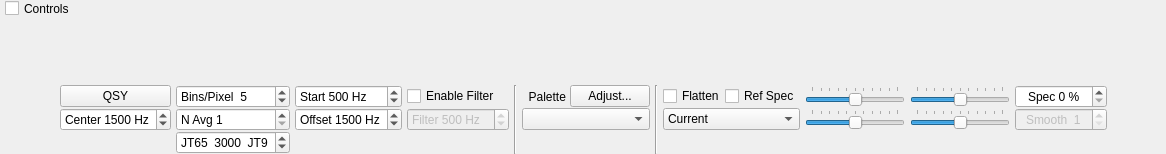
Before: the Qt Designer form widegraph.ui in qcmiao1998/js8call, drawn with Qt 5.
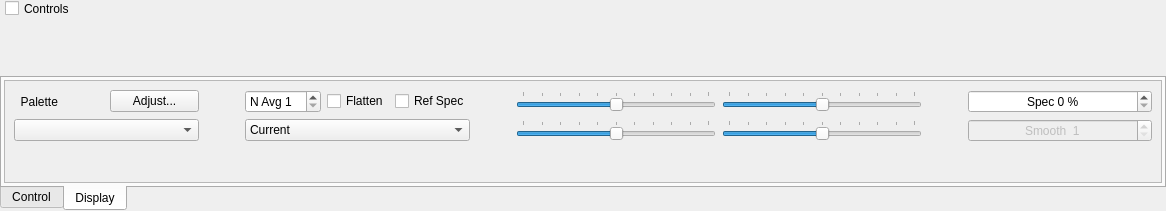
After: the same form once the commit is applied. The open tabs and pages were chosen to show the change. Custom widgets are drawn as their Qt base class.

Commit message: Customized min and max filter positions

Patch:
```diff
--- a/widegraph.ui
+++ b/widegraph.ui
@@ -7,7 +7,7 @@
     <x>0</x>
     <y>0</y>
     <width>1166</width>
-    <height>154</height>
+    <height>211</height>
    </rect>
   </property>
   <property name="windowTitle">
@@ -103,130 +103,59 @@
       <property name="verticalSpacing">
        <number>0</number>
       </property>
-      <item row="1" column="7">
-       <widget class="QComboBox" name="paletteComboBox">
-        <property name="toolTip">
-         <string>Select waterfall palette</string>
-        </property>
-       </widget>
-      </item>
-      <item row="0" column="13">
-       <widget class="QSlider" name="zeroSlider">
+      <item row="0" column="0">
+       <widget class="QTabWidget" name="tabWidget">
         <property name="sizePolicy">
-         <sizepolicy hsizetype="Expanding" vsizetype="Fixed">
+         <sizepolicy hsizetype="Minimum" vsizetype="Minimum">
           <horstretch>0</horstretch>
           <verstretch>0</verstretch>
          </sizepolicy>
         </property>
-        <property name="minimumSize">
-         <size>
-          <width>100</width>
-          <height>0</height>
-         </size>
+        <property name="tabPosition">
+         <enum>QTabWidget::South</enum>
         </property>
-        <property name="maximumSize">
-         <size>
-          <width>200</width>
-          <height>16777215</height>
-         </size>
-        </property>
-        <property name="toolTip">
-         <string>Waterfall zero</string>
-        </property>
-        <property name="minimum">
-         <number>-50</number>
-        </property>
-        <property name="maximum">
-         <number>50</number>
-        </property>
-        <property name="orientation">
-         <enum>Qt::Horizontal</enum>
-        </property>
-        <property name="tickPosition">
-         <enum>QSlider::TicksAbove</enum>
-        </property>
-       </widget>
-      </item>
-      <item row="0" column="6" rowspan="3">
-       <widget class="Line" name="line">
-        <property name="orientation">
-         <enum>Qt::Vertical</enum>
-        </property>
-       </widget>
-      </item>
-      <item row="0" column="1">
-       <widget class="QPushButton" name="qsyPushButton">
-        <property name="text">
-         <string>QSY</string>
-        </property>
-        <property name="autoDefault">
-         <bool>false</bool>
-        </property>
-       </widget>
-      </item>
-      <item row="1" column="9">
-       <widget class="QComboBox" name="spec2dComboBox">
-        <property name="toolTip">
-         <string>&lt;html&gt;&lt;head/&gt;&lt;body&gt;&lt;p&gt;Select data for spectral display&lt;/p&gt;&lt;/body&gt;&lt;/html&gt;</string>
+        <property name="tabShape">
+         <enum>QTabWidget::Rounded</enum>
         </property>
         <property name="currentIndex">
          <number>0</number>
         </property>
-        <item>
-         <property name="text">
-          <string>Current</string>
-         </property>
-        </item>
-        <item>
-         <property name="text">
-          <string>Cumulative</string>
-         </property>
-        </item>
-        <item>
-         <property name="text">
-          <string>Linear Avg</string>
-         </property>
-        </item>
-       </widget>
-      </item>
-      <item row="1" column="13">
-       <widget class="QSlider" name="zero2dSlider">
-        <property name="sizePolicy">
-         <sizepolicy hsizetype="Expanding" vsizetype="Fixed">
-          <horstretch>0</horstretch>
-          <verstretch>0</verstretch>
-         </sizepolicy>
-        </property>
-        <property name="minimumSize">
-         <size>
-          <width>100</width>
-          <height>0</height>
-         </size>
-        </property>
-        <property name="maximumSize">
-         <size>
-          <width>200</width>
-          <height>16777215</height>
-         </size>
-        </property>
-        <property name="toolTip">
-         <string>Spectrum zero</string>
-        </property>
-        <property name="minimum">
-         <number>-50</number>
-        </property>
-        <property name="maximum">
-         <number>50</number>
-        </property>
-        <property name="orientation">
-         <enum>Qt::Horizontal</enum>
-        </property>
-        <property name="tickPosition">
-         <enum>QSlider::TicksAbove</enum>
-        </property>
-       </widget>
-      </item>
-      <item row="0" column="4">
+        <property name="tabBarAutoHide">
+         <bool>false</bool>
+        </property>
+        <widget class="QWidget" name="controlTab">
+         <attribute name="title">
+          <string>Control</string>
+         </attribute>
+         <layout class="QVBoxLayout" name="verticalLayout_2">
+          <property name="leftMargin">
+           <number>2</number>
+          </property>
+          <property name="topMargin">
+           <number>2</number>
+          </property>
+          <property name="rightMargin">
+           <number>2</number>
+          </property>
+          <property name="bottomMargin">
+           <number>2</number>
+          </property>
+          <item>
+           <widget class="QScrollArea" name="scrollArea">
+            <property name="widgetResizable">
+             <bool>true</bool>
+            </property>
+            <widget class="QWidget" name="scrollAreaWidgetContents_2">
+             <property name="geometry">
+              <rect>
+               <x>0</x>
+               <y>0</y>
+               <width>1156</width>
+               <height>142</height>
+              </rect>
+             </property>
+             <layout class="QGridLayout" name="gridLayout_3">
+              <item row="2" column="2">
        <widget class="QSpinBox" name="fStartSpinBox">
         <property name="toolTip">
          <string>&lt;html&gt;&lt;head/&gt;&lt;body&gt;&lt;p&gt;Frequency at left edge of waterfall&lt;/p&gt;&lt;/body&gt;&lt;/html&gt;</string>
@@ -248,124 +177,7 @@
         </property>
        </widget>
       </item>
-      <item row="1" column="14">
-       <widget class="QSpinBox" name="smoSpinBox">
-        <property name="enabled">
-         <bool>false</bool>
-        </property>
-        <property name="toolTip">
-         <string>Smoothing of Linear Average spectrum</string>
-        </property>
-        <property name="alignment">
-         <set>Qt::AlignCenter</set>
-        </property>
-        <property name="suffix">
-         <string/>
-        </property>
-        <property name="prefix">
-         <string>Smooth  </string>
-        </property>
-        <property name="minimum">
-         <number>1</number>
-        </property>
-        <property name="maximum">
-         <number>7</number>
-        </property>
-       </widget>
-      </item>
-      <item row="2" column="3">
-       <widget class="QSpinBox" name="fSplitSpinBox">
-        <property name="visible">
-         <bool>false</bool>
-        </property>
-        <property name="toolTip">
-         <string>&lt;html&gt;&lt;head/&gt;&lt;body&gt;&lt;p&gt;Decode JT9 only above this frequency&lt;/p&gt;&lt;/body&gt;&lt;/html&gt;</string>
-        </property>
-        <property name="suffix">
-         <string>  JT9</string>
-        </property>
-        <property name="prefix">
-         <string>JT65  </string>
-        </property>
-        <property name="minimum">
-         <number>0</number>
-        </property>
-        <property name="maximum">
-         <number>5000</number>
-        </property>
-        <property name="singleStep">
-         <number>100</number>
-        </property>
-        <property name="value">
-         <number>3000</number>
-        </property>
-       </widget>
-      </item>
-      <item row="1" column="11">
-       <widget class="QSlider" name="gain2dSlider">
-        <property name="sizePolicy">
-         <sizepolicy hsizetype="Expanding" vsizetype="Fixed">
-          <horstretch>0</horstretch>
-          <verstretch>0</verstretch>
-         </sizepolicy>
-        </property>
-        <property name="minimumSize">
-         <size>
-          <width>100</width>
-          <height>0</height>
-         </size>
-        </property>
-        <property name="maximumSize">
-         <size>
-          <width>200</width>
-          <height>16777215</height>
-         </size>
-        </property>
-        <property name="toolTip">
-         <string>Spectrum gain</string>
-        </property>
-        <property name="minimum">
-         <number>-50</number>
-        </property>
-        <property name="maximum">
-         <number>50</number>
-        </property>
-        <property name="orientation">
-         <enum>Qt::Horizontal</enum>
-        </property>
-        <property name="tickPosition">
-         <enum>QSlider::TicksAbove</enum>
-        </property>
-       </widget>
-      </item>
-      <item row="0" column="7">
-       <layout class="QHBoxLayout" name="horizontalLayout">
-        <item>
-         <widget class="QLabel" name="labPalette">
-          <property name="text">
-           <string>  Palette </string>
-          </property>
-          <property name="alignment">
-           <set>Qt::AlignLeading|Qt::AlignLeft|Qt::AlignVCenter</set>
-          </property>
-         </widget>
-        </item>
-        <item>
-         <widget class="QPushButton" name="adjust_palette_push_button">
-          <property name="toolTip">
-           <string>&lt;html&gt;&lt;head/&gt;&lt;body&gt;&lt;p&gt;Enter definition for a new color palette.&lt;/p&gt;&lt;/body&gt;&lt;/html&gt;</string>
-          </property>
-          <property name="text">
-           <string>Adjust...</string>
-          </property>
-          <property name="autoDefault">
-           <bool>false</bool>
-          </property>
-         </widget>
-        </item>
-       </layout>
-      </item>
-      <item row="0" column="0" rowspan="3">
+              <item row="1" column="1">
        <spacer name="horizontalSpacer">
         <property name="orientation">
          <enum>Qt::Horizontal</enum>
@@ -378,8 +190,240 @@
         </property>
        </spacer>
       </item>
-      <item row="0" column="9">
+              <item row="2" column="0">
+               <widget class="QSpinBox" name="centerSpinBox">
+                <property name="suffix">
+                 <string> Hz</string>
+                </property>
+                <property name="prefix">
+                 <string>Center </string>
+                </property>
+                <property name="minimum">
+                 <number>500</number>
+                </property>
+                <property name="maximum">
+                 <number>5000</number>
+                </property>
+                <property name="value">
+                 <number>1500</number>
+                </property>
+               </widget>
+              </item>
+              <item row="1" column="0">
+               <widget class="QPushButton" name="qsyPushButton">
+                <property name="text">
+                 <string>QSY</string>
+                </property>
+                <property name="autoDefault">
+                 <bool>false</bool>
+                </property>
+               </widget>
+              </item>
+              <item row="1" column="4">
+               <widget class="QCheckBox" name="filterCheckBox">
+                <property name="toolTip">
+                 <string>Enable the software filter</string>
+                </property>
+                <property name="text">
+                 <string>Enable Filter</string>
+                </property>
+               </widget>
+              </item>
+              <item row="1" column="2">
+               <widget class="QSpinBox" name="bppSpinBox">
+                <property name="toolTip">
+                 <string>Compression factor for frequency scale</string>
+                </property>
+                <property name="suffix">
+                 <string/>
+                </property>
+                <property name="prefix">
+                 <string>Bins/Pixel  </string>
+                </property>
+                <property name="minimum">
+                 <number>1</number>
+                </property>
+                <property name="maximum">
+                 <number>1000</number>
+                </property>
+                <property name="singleStep">
+                 <number>1</number>
+                </property>
+                <property name="value">
+                 <number>5</number>
+                </property>
+               </widget>
+              </item>
+              <item row="1" column="3">
+               <spacer name="horizontalSpacer_2">
+                <property name="orientation">
+                 <enum>Qt::Horizontal</enum>
+                </property>
+                <property name="sizeType">
+                 <enum>QSizePolicy::Fixed</enum>
+                </property>
+                <property name="sizeHint" stdset="0">
+                 <size>
+                  <width>40</width>
+                  <height>20</height>
+                 </size>
+                </property>
+               </spacer>
+              </item>
+              <item row="2" column="4">
+               <widget class="QSpinBox" name="filterMinSpinBox">
+                <property name="enabled">
+                 <bool>false</bool>
+                </property>
+                <property name="toolTip">
+                 <string>&lt;html&gt;&lt;head/&gt;&lt;body&gt;&lt;p&gt;Set the software filter width in Hz. This filter prevents signals outside the filter range from being processed by the decoder.&lt;/p&gt;&lt;/body&gt;&lt;/html&gt;</string>
+                </property>
+                <property name="specialValueText">
+                 <string/>
+                </property>
+                <property name="suffix">
+                 <string> Hz</string>
+                </property>
+                <property name="prefix">
+                 <string>Min:  </string>
+                </property>
+                <property name="maximum">
+                 <number>5000</number>
+                </property>
+                <property name="singleStep">
+                 <number>10</number>
+                </property>
+                <property name="value">
+                 <number>500</number>
+                </property>
+               </widget>
+              </item>
+              <item row="3" column="4">
+               <widget class="QSpinBox" name="filterMaxSpinBox">
+                <property name="enabled">
+                 <bool>false</bool>
+                </property>
+                <property name="suffix">
+                 <string> Hz</string>
+                </property>
+                <property name="prefix">
+                 <string>Max: </string>
+                </property>
+                <property name="maximum">
+                 <number>5000</number>
+                </property>
+                <property name="singleStep">
+                 <number>10</number>
+                </property>
+                <property name="value">
+                 <number>2600</number>
+                </property>
+               </widget>
+              </item>
+              <item row="3" column="2">
+               <widget class="QSpinBox" name="offsetSpinBox">
+                <property name="suffix">
+                 <string> Hz</string>
+                </property>
+                <property name="prefix">
+                 <string>Offset </string>
+                </property>
+                <property name="maximum">
+                 <number>5000</number>
+                </property>
+                <property name="singleStep">
+                 <number>1</number>
+                </property>
+                <property name="value">
+                 <number>1500</number>
+                </property>
+               </widget>
+              </item>
+              <item row="4" column="0">
+               <spacer name="verticalSpacer_2">
+                <property name="orientation">
+                 <enum>Qt::Vertical</enum>
+                </property>
+                <property name="sizeHint" stdset="0">
+                 <size>
+                  <width>0</width>
+                  <height>0</height>
+                 </size>
+                </property>
+               </spacer>
+              </item>
+             </layout>
+            </widget>
+           </widget>
+          </item>
+         </layout>
+        </widget>
+        <widget class="QWidget" name="displayTab">
+         <attribute name="title">
+          <string>Display</string>
+         </attribute>
+         <layout class="QVBoxLayout" name="verticalLayout_3">
+          <property name="leftMargin">
+           <number>2</number>
+          </property>
+          <property name="topMargin">
+           <number>2</number>
+          </property>
+          <property name="rightMargin">
+           <number>2</number>
+          </property>
+          <property name="bottomMargin">
+           <number>2</number>
+          </property>
+          <item>
+           <widget class="QScrollArea" name="scrollArea_2">
+            <property name="widgetResizable">
+             <bool>true</bool>
+            </property>
+            <widget class="QWidget" name="scrollAreaWidgetContents_3">
+             <property name="geometry">
+              <rect>
+               <x>0</x>
+               <y>0</y>
+               <width>1156</width>
+               <height>142</height>
+              </rect>
+             </property>
+             <layout class="QGridLayout" name="gridLayout_4">
+              <item row="0" column="1">
+               <spacer name="horizontalSpacer_3">
+                <property name="orientation">
+                 <enum>Qt::Horizontal</enum>
+                </property>
+                <property name="sizeType">
+                 <enum>QSizePolicy::Fixed</enum>
+                </property>
+                <property name="sizeHint" stdset="0">
+                 <size>
+                  <width>40</width>
+                  <height>20</height>
+                 </size>
+                </property>
+               </spacer>
+              </item>
+              <item row="0" column="2">
        <layout class="QHBoxLayout" name="horizontalLayout_3">
+                <item>
+                 <widget class="QSpinBox" name="waterfallAvgSpinBox">
+                  <property name="toolTip">
+                   <string>Number of FFTs averaged (controls waterfall scrolling rate)</string>
+                  </property>
+                  <property name="prefix">
+                   <string>N Avg </string>
+                  </property>
+                  <property name="minimum">
+                   <number>1</number>
+                  </property>
+                  <property name="maximum">
+                   <number>50</number>
+                  </property>
+                 </widget>
+                </item>
         <item>
          <widget class="QCheckBox" name="cbFlatten">
           <property name="toolTip">
@@ -405,26 +449,7 @@
         </item>
        </layout>
       </item>
-      <item row="1" column="1">
-       <widget class="QSpinBox" name="centerSpinBox">
-        <property name="suffix">
-         <string> Hz</string>
-        </property>
-        <property name="prefix">
-         <string>Center </string>
-        </property>
-        <property name="minimum">
-         <number>500</number>
-        </property>
-        <property name="maximum">
-         <number>5000</number>
-        </property>
-        <property name="value">
-         <number>1500</number>
-        </property>
-       </widget>
-      </item>
-      <item row="0" column="14">
+              <item row="0" column="7">
        <widget class="QSpinBox" name="sbPercent2dPlot">
         <property name="toolTip">
          <string>&lt;html&gt;&lt;head/&gt;&lt;body&gt;&lt;p&gt;Set fractional size of spectrum in this window.&lt;/p&gt;&lt;/body&gt;&lt;/html&gt;</string>
@@ -449,62 +474,7 @@
         </property>
        </widget>
       </item>
-      <item row="1" column="4">
-       <widget class="QSpinBox" name="offsetSpinBox">
-        <property name="suffix">
-         <string> Hz</string>
-        </property>
-        <property name="prefix">
-         <string>Offset </string>
-        </property>
-        <property name="maximum">
-         <number>5000</number>
-        </property>
-        <property name="singleStep">
-         <number>1</number>
-        </property>
-        <property name="value">
-         <number>1500</number>
-        </property>
-       </widget>
-      </item>
-      <item row="0" column="15" rowspan="3">
-       <spacer name="horizontalSpacer_2">
-        <property name="orientation">
-         <enum>Qt::Horizontal</enum>
-        </property>
-        <property name="sizeHint" stdset="0">
-         <size>
-          <width>40</width>
-          <height>20</height>
-         </size>
-        </property>
-       </spacer>
-      </item>
-      <item row="0" column="8" rowspan="3">
-       <widget class="Line" name="line_2">
-        <property name="orientation">
-         <enum>Qt::Vertical</enum>
-        </property>
-       </widget>
-      </item>
-      <item row="1" column="3">
-       <widget class="QSpinBox" name="waterfallAvgSpinBox">
-        <property name="toolTip">
-         <string>Number of FFTs averaged (controls waterfall scrolling rate)</string>
-        </property>
-        <property name="prefix">
-         <string>N Avg </string>
-        </property>
-        <property name="minimum">
-         <number>1</number>
-        </property>
-        <property name="maximum">
-         <number>50</number>
-        </property>
-       </widget>
-      </item>
-      <item row="0" column="11">
+              <item row="0" column="4">
        <widget class="QSlider" name="gainSlider">
         <property name="sizePolicy">
          <sizepolicy hsizetype="Expanding" vsizetype="Fixed">
@@ -541,67 +511,252 @@
         </property>
        </widget>
       </item>
-      <item row="0" column="3">
-       <widget class="QSpinBox" name="bppSpinBox">
-        <property name="toolTip">
-         <string>Compression factor for frequency scale</string>
-        </property>
-        <property name="suffix">
-         <string/>
-        </property>
-        <property name="prefix">
-         <string>Bins/Pixel  </string>
-        </property>
-        <property name="minimum">
-         <number>1</number>
-        </property>
-        <property name="maximum">
-         <number>1000</number>
-        </property>
-        <property name="singleStep">
-         <number>1</number>
-        </property>
-        <property name="value">
-         <number>5</number>
-        </property>
-       </widget>
-      </item>
       <item row="0" column="5">
-       <widget class="QCheckBox" name="filterCheckBox">
+               <widget class="QSlider" name="gain2dSlider">
+                <property name="sizePolicy">
+                 <sizepolicy hsizetype="Expanding" vsizetype="Fixed">
+                  <horstretch>0</horstretch>
+                  <verstretch>0</verstretch>
+                 </sizepolicy>
+                </property>
+                <property name="minimumSize">
+                 <size>
+                  <width>100</width>
+                  <height>0</height>
+                 </size>
+                </property>
+                <property name="maximumSize">
+                 <size>
+                  <width>200</width>
+                  <height>16777215</height>
+                 </size>
+                </property>
         <property name="toolTip">
-         <string>Enable the software filter</string>
-        </property>
+                 <string>Spectrum gain</string>
+                </property>
+                <property name="minimum">
+                 <number>-50</number>
+                </property>
+                <property name="maximum">
+                 <number>50</number>
+                </property>
+                <property name="orientation">
+                 <enum>Qt::Horizontal</enum>
+                </property>
+                <property name="tickPosition">
+                 <enum>QSlider::TicksAbove</enum>
+                </property>
+               </widget>
+              </item>
+              <item row="0" column="3">
+               <spacer name="horizontalSpacer_4">
+                <property name="orientation">
+                 <enum>Qt::Horizontal</enum>
+                </property>
+                <property name="sizeType">
+                 <enum>QSizePolicy::Fixed</enum>
+                </property>
+                <property name="sizeHint" stdset="0">
+                 <size>
+                  <width>40</width>
+                  <height>20</height>
+                 </size>
+                </property>
+               </spacer>
+              </item>
+              <item row="0" column="6">
+               <spacer name="horizontalSpacer_5">
+                <property name="orientation">
+                 <enum>Qt::Horizontal</enum>
+                </property>
+                <property name="sizeType">
+                 <enum>QSizePolicy::Fixed</enum>
+                </property>
+                <property name="sizeHint" stdset="0">
+                 <size>
+                  <width>40</width>
+                  <height>20</height>
+                 </size>
+                </property>
+               </spacer>
+              </item>
+              <item row="0" column="0">
+               <layout class="QHBoxLayout" name="horizontalLayout">
+                <item>
+                 <widget class="QLabel" name="labPalette">
         <property name="text">
-         <string>Enable Filter</string>
+                   <string>  Palette </string>
+                  </property>
+                  <property name="alignment">
+                   <set>Qt::AlignLeading|Qt::AlignLeft|Qt::AlignVCenter</set>
+                  </property>
+                 </widget>
+                </item>
+                <item>
+                 <widget class="QPushButton" name="adjust_palette_push_button">
+                  <property name="toolTip">
+                   <string>&lt;html&gt;&lt;head/&gt;&lt;body&gt;&lt;p&gt;Enter definition for a new color palette.&lt;/p&gt;&lt;/body&gt;&lt;/html&gt;</string>
+                  </property>
+                  <property name="text">
+                   <string>Adjust...</string>
+                  </property>
+                  <property name="autoDefault">
+                   <bool>false</bool>
+                  </property>
+                 </widget>
+                </item>
+               </layout>
+              </item>
+              <item row="1" column="0">
+               <widget class="QComboBox" name="paletteComboBox">
+                <property name="toolTip">
+                 <string>Select waterfall palette</string>
+                </property>
+               </widget>
+              </item>
+              <item row="1" column="4">
+               <widget class="QSlider" name="zeroSlider">
+                <property name="sizePolicy">
+                 <sizepolicy hsizetype="Expanding" vsizetype="Fixed">
+                  <horstretch>0</horstretch>
+                  <verstretch>0</verstretch>
+                 </sizepolicy>
+                </property>
+                <property name="minimumSize">
+                 <size>
+                  <width>100</width>
+                  <height>0</height>
+                 </size>
+                </property>
+                <property name="maximumSize">
+                 <size>
+                  <width>200</width>
+                  <height>16777215</height>
+                 </size>
+                </property>
+                <property name="toolTip">
+                 <string>Waterfall zero</string>
+                </property>
+                <property name="minimum">
+                 <number>-50</number>
+                </property>
+                <property name="maximum">
+                 <number>50</number>
+                </property>
+                <property name="orientation">
+                 <enum>Qt::Horizontal</enum>
+                </property>
+                <property name="tickPosition">
+                 <enum>QSlider::TicksAbove</enum>
         </property>
        </widget>
       </item>
       <item row="1" column="5">
-       <widget class="QSpinBox" name="filterSpinBox">
+               <widget class="QSlider" name="zero2dSlider">
+                <property name="sizePolicy">
+                 <sizepolicy hsizetype="Expanding" vsizetype="Fixed">
+                  <horstretch>0</horstretch>
+                  <verstretch>0</verstretch>
+                 </sizepolicy>
+                </property>
+                <property name="minimumSize">
+                 <size>
+                  <width>100</width>
+                  <height>0</height>
+                 </size>
+                </property>
+                <property name="maximumSize">
+                 <size>
+                  <width>200</width>
+                  <height>16777215</height>
+                 </size>
+                </property>
+                <property name="toolTip">
+                 <string>Spectrum zero</string>
+                </property>
+                <property name="minimum">
+                 <number>-50</number>
+                </property>
+                <property name="maximum">
+                 <number>50</number>
+                </property>
+                <property name="orientation">
+                 <enum>Qt::Horizontal</enum>
+                </property>
+                <property name="tickPosition">
+                 <enum>QSlider::TicksAbove</enum>
+                </property>
+               </widget>
+              </item>
+              <item row="1" column="7">
+               <widget class="QSpinBox" name="smoSpinBox">
         <property name="enabled">
          <bool>false</bool>
         </property>
         <property name="toolTip">
-         <string>&lt;html&gt;&lt;head/&gt;&lt;body&gt;&lt;p&gt;Set the software filter width in Hz. This filter prevents signals outside the filter range from being processed by the decoder.&lt;/p&gt;&lt;/body&gt;&lt;/html&gt;</string>
-        </property>
-        <property name="specialValueText">
-         <string/>
+                 <string>Smoothing of Linear Average spectrum</string>
+                </property>
+                <property name="alignment">
+                 <set>Qt::AlignCenter</set>
         </property>
         <property name="suffix">
-         <string> Hz</string>
+                 <string/>
         </property>
         <property name="prefix">
-         <string>Filter </string>
+                 <string>Smooth  </string>
+                </property>
+                <property name="minimum">
+                 <number>1</number>
         </property>
         <property name="maximum">
-         <number>5000</number>
-        </property>
-        <property name="singleStep">
-         <number>10</number>
-        </property>
-        <property name="value">
-         <number>500</number>
-        </property>
+                 <number>7</number>
+                </property>
+               </widget>
+              </item>
+              <item row="1" column="2">
+               <widget class="QComboBox" name="spec2dComboBox">
+                <property name="toolTip">
+                 <string>&lt;html&gt;&lt;head/&gt;&lt;body&gt;&lt;p&gt;Select data for spectral display&lt;/p&gt;&lt;/body&gt;&lt;/html&gt;</string>
+                </property>
+                <property name="currentIndex">
+                 <number>0</number>
+                </property>
+                <item>
+                 <property name="text">
+                  <string>Current</string>
+                 </property>
+                </item>
+                <item>
+                 <property name="text">
+                  <string>Cumulative</string>
+                 </property>
+                </item>
+                <item>
+                 <property name="text">
+                  <string>Linear Avg</string>
+                 </property>
+                </item>
+               </widget>
+              </item>
+              <item row="2" column="0">
+               <spacer name="verticalSpacer">
+                <property name="orientation">
+                 <enum>Qt::Vertical</enum>
+                </property>
+                <property name="sizeHint" stdset="0">
+                 <size>
+                  <width>0</width>
+                  <height>0</height>
+                 </size>
+                </property>
+               </spacer>
+              </item>
+             </layout>
+            </widget>
+           </widget>
+          </item>
+         </layout>
+        </widget>
        </widget>
       </item>
      </layout>
```
Left out of the diff: 3 changed lines with no effect on the pictures. Lines whose indentation alone changed are shown as unchanged. The commit also changes 5 other files.
